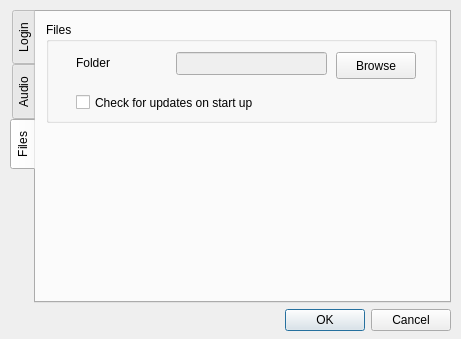
First picture: the form in improviser/qtGUI/preferences.ui, repository bspaans/improviser, before the edit.
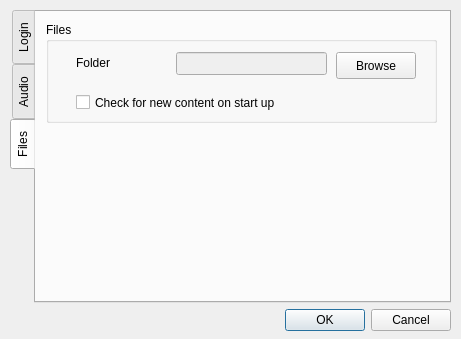
Second picture: the form after the edit. The open tabs and pages were chosen to show the change.

Commit message: Last update in preferences dialog for now.

Diff of the .ui file:
```diff
--- a/improviser/qtGUI/preferences.ui
+++ b/improviser/qtGUI/preferences.ui
@@ -318,7 +318,7 @@
           <rect>
            <x>30</x>
            <y>70</y>
-           <width>211</width>
+           <width>231</width>
            <height>21</height>
           </rect>
          </property>
@@ -329,7 +329,7 @@
           <string/>
          </property>
          <property name="text" >
-          <string>Check for updates on start up</string>
+          <string>Check for new content on start up</string>
          </property>
         </widget>
        </widget>
```
The commit also changes 2 other files.
